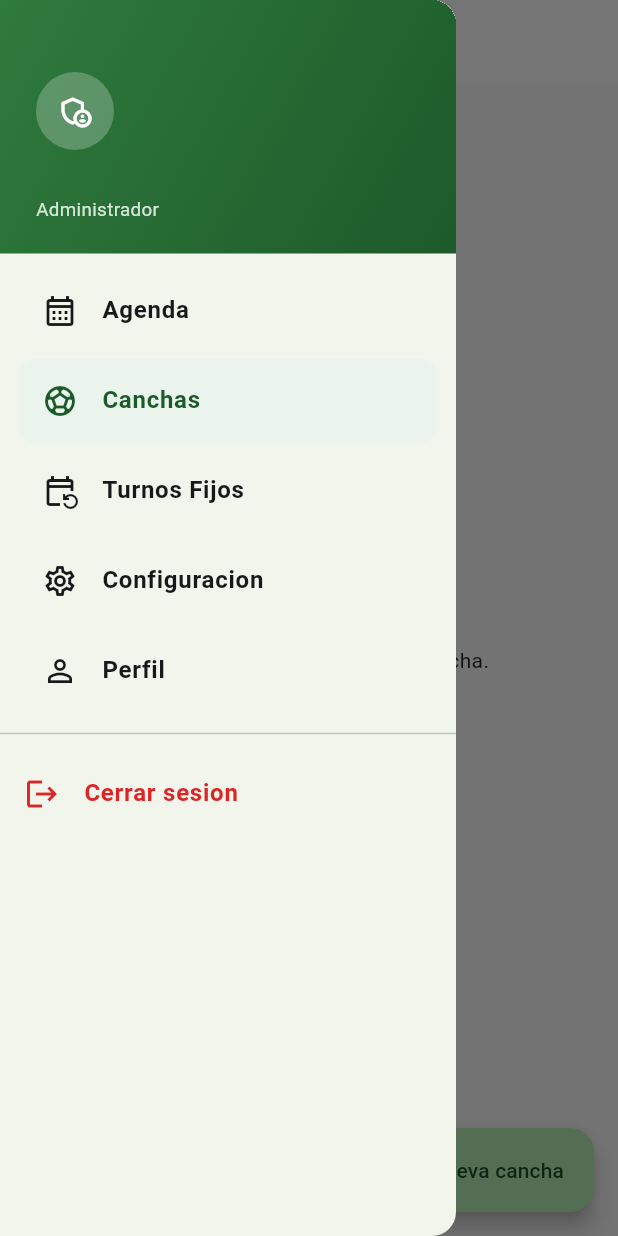
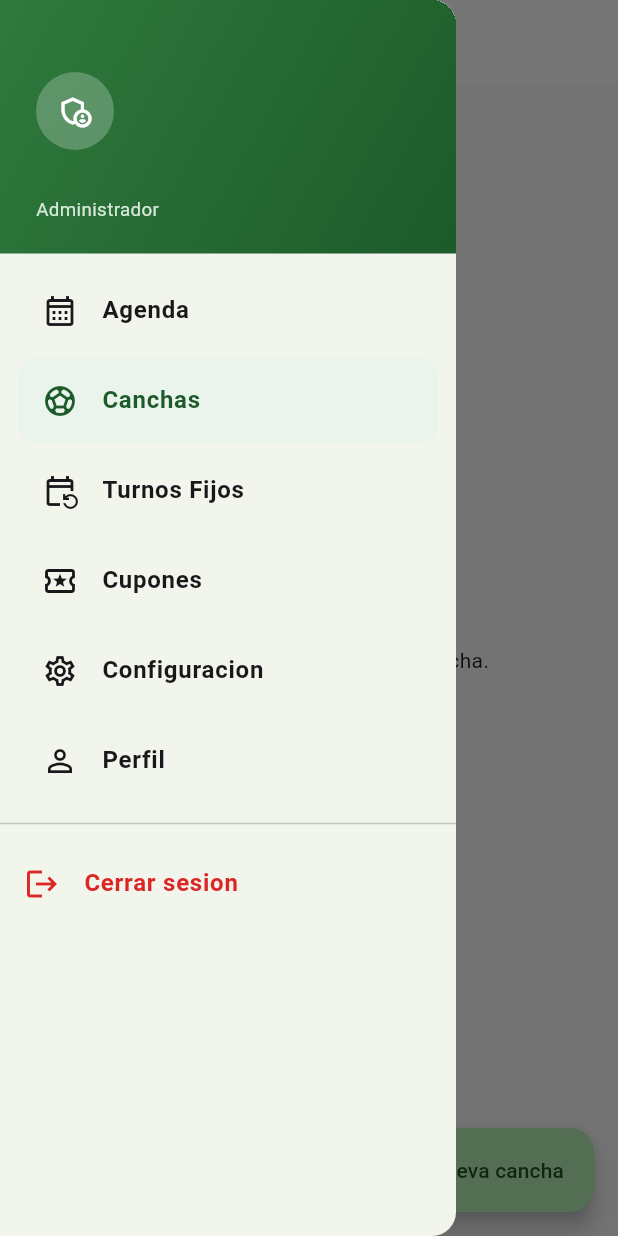
Before and after one commit to monzonrodrigo/ALaCancha, a Flutter app: the CanchasAdminScreen screen opened by its route, with the side drawer open, on a phone screen of 412 x 824 dp. Run offline on Flutter 3.47's test engine with Material 3 defaults, Android fonts, the phone set to English and light mode, and no system bars; our stand-ins replace cloud_firestore, firebase_auth, firebase_core, flutter_riverpod, go_router, google_sign_in and 1 more; accounts and stored records are empty.

Commit message:
Agrego cupones al menu y los parametros a Configuracion

```diff
--- a/alacancha_admin/lib/features/admin/admin_shell.dart
+++ b/alacancha_admin/lib/features/admin/admin_shell.dart
@@ -15,6 +15,7 @@ class AdminShell extends StatelessWidget {
     '/admin/agenda': 'Agenda',
     '/admin/canchas': 'Canchas',
     '/admin/turnos-fijos': 'Turnos Fijos',
+    '/admin/cupones': 'Cupones',
     '/admin/configuracion': 'Configuracion',
     '/admin/perfil': 'Perfil',
   };
--- a/alacancha_admin/lib/features/admin/widgets/drawer_admin.dart
+++ b/alacancha_admin/lib/features/admin/widgets/drawer_admin.dart
@@ -77,6 +77,12 @@ class DrawerAdmin extends ConsumerWidget {
           ),
           _item(
             context,
+            icono: Icons.local_activity_outlined,
+            texto: 'Cupones',
+            ruta: '/admin/cupones',
+          ),
+          _item(
+            context,
             icono: Icons.settings_outlined,
             texto: 'Configuracion',
             ruta: '/admin/configuracion',
```
Also changed, not shown: alacancha_admin/lib/features/admin/configuracion_admin_screen.dart (+20 -0 lines).
